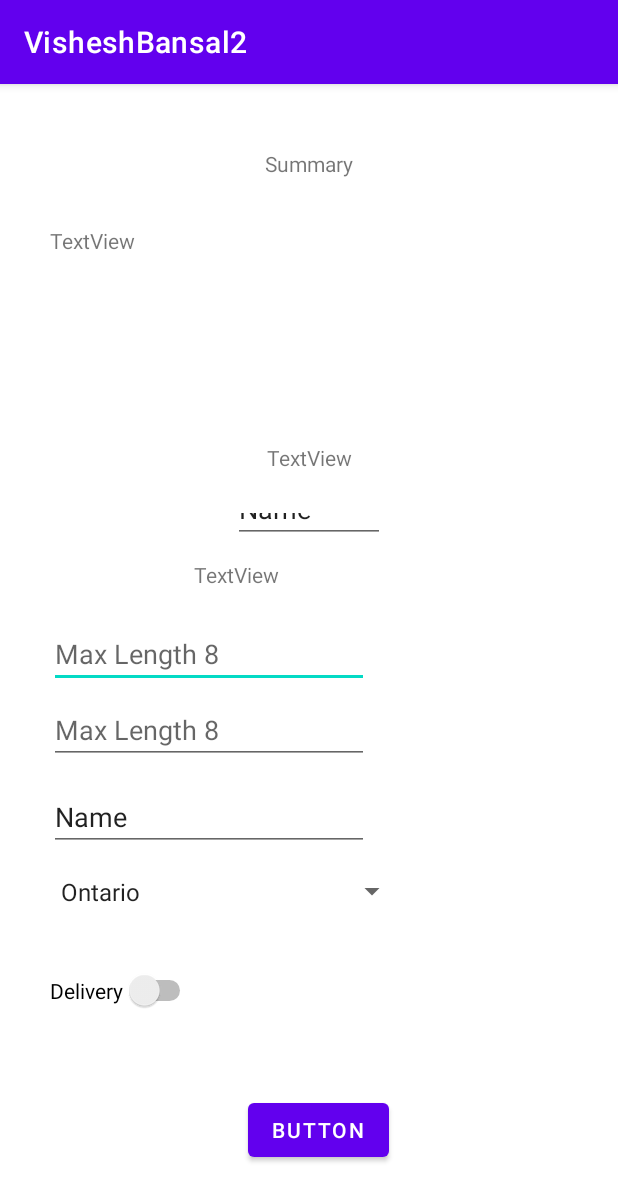
After one commit to VisheshBansal5119/VisheshBansalAssign2, an Android app: the BansalActivityPayment screen opened directly, with no data from a screen before it, on a phone screen of 412 x 824 dp. The commit adds this screen. Shown: the top 1201 px of the screen. Run offline under Robolectric (Android 15) with nearby library versions, the phone set to English and light mode, and no system bars.

Commit message:
Added Payment Page

```diff
--- a/VisheshBansal22/src/main/AndroidManifest.xml
+++ b/VisheshBansal22/src/main/AndroidManifest.xml
@@ -9,7 +9,8 @@
         android:roundIcon="@mipmap/ic_launcher_round"
         android:supportsRtl="true"
         android:theme="@style/Theme.VisheshBansal2">
-        <activity android:name=".BansalActivityOrder"></activity>
+        <activity android:name=".BansalActivityPayment"></activity>
+        <activity android:name=".BansalActivityOrder" />
         <activity android:name=".VisheshActivity">
             <intent-filter>
                 <action android:name="android.intent.action.MAIN" />
--- a/VisheshBansal22/src/main/java/vishesh/bansal/n01395119/BansalActivityOrder.java
+++ b/VisheshBansal22/src/main/java/vishesh/bansal/n01395119/BansalActivityOrder.java
@@ -4,6 +4,8 @@ import androidx.appcompat.app.AppCompatActivity;
 
 import android.content.Intent;
 import android.os.Bundle;
+import android.view.View;
+import android.widget.Button;
 import android.widget.TextView;
 
 public class BansalActivityOrder extends AppCompatActivity {
@@ -18,4 +20,9 @@ public class BansalActivityOrder extends AppCompatActivity {
         TextView storeTitle = findViewById(R.id.VisheshStoreName);
         storeTitle.setText(storeName);
     }
+    public void onCheckout(View view){
+        Intent intent = null;
+        intent = new Intent(this,BansalActivityPayment.class);
+        startActivity(intent);
+    }
 }
--- /dev/null
+++ b/VisheshBansal22/src/main/java/vishesh/bansal/n01395119/BansalActivityPayment.java
@@ -0,0 +1,17 @@
+package vishesh.bansal.n01395119;
+
+import androidx.appcompat.app.AppCompatActivity;
+
+import android.content.Intent;
+import android.os.Bundle;
+
+public class BansalActivityPayment extends AppCompatActivity {
+
+    @Override
+    protected void onCreate(Bundle savedInstanceState) {
+        super.onCreate(savedInstanceState);
+        setContentView(R.layout.activity_bansal_payment);
+        Intent intent = getIntent();
+
+    }
+}
--- a/VisheshBansal22/src/main/res/layout/activity_bansal.xml
+++ b/VisheshBansal22/src/main/res/layout/activity_bansal.xml
@@ -165,6 +165,7 @@
         android:id="@+id/VisheshCheckout"
         android:layout_width="wrap_content"
         android:layout_height="wrap_content"
+        android:onClick="onCheckout"
         android:text="Checkout"
         app:layout_constraintBottom_toBottomOf="parent"
         app:layout_constraintEnd_toEndOf="parent"
--- /dev/null
+++ b/VisheshBansal22/src/main/res/layout/activity_bansal_payment.xml
@@ -0,0 +1,146 @@
+<?xml version="1.0" encoding="utf-8"?>
+<androidx.constraintlayout.widget.ConstraintLayout xmlns:android="http://schemas.android.com/apk/res/android"
+    xmlns:app="http://schemas.android.com/apk/res-auto"
+    xmlns:tools="http://schemas.android.com/tools"
+    android:layout_width="match_parent"
+    android:layout_height="match_parent"
+    tools:context=".BansalActivityPayment">
+
+    <TextView
+        android:id="@+id/textView"
+        android:layout_width="wrap_content"
+        android:layout_height="wrap_content"
+        android:text="Summary"
+        app:layout_constraintBottom_toBottomOf="parent"
+        app:layout_constraintEnd_toEndOf="parent"
+        app:layout_constraintStart_toStartOf="parent"
+        app:layout_constraintTop_toTopOf="parent"
+        app:layout_constraintVertical_bias="0.058" />
+
+    <TextView
+        android:id="@+id/textView3"
+        android:layout_width="wrap_content"
+        android:layout_height="wrap_content"
+        android:text="TextView"
+        app:layout_constraintBottom_toBottomOf="parent"
+        app:layout_constraintEnd_toEndOf="parent"
+        app:layout_constraintStart_toStartOf="parent"
+        app:layout_constraintTop_toTopOf="parent"
+        app:layout_constraintVertical_bias="0.32" />
+
+    <TextView
+        android:id="@+id/textView5"
+        android:layout_width="152dp"
+        android:layout_height="31dp"
+        android:text="TextView"
+        app:layout_constraintBottom_toBottomOf="parent"
+        app:layout_constraintEnd_toEndOf="parent"
+        app:layout_constraintHorizontal_bias="0.498"
+        app:layout_constraintStart_toStartOf="parent"
+        app:layout_constraintTop_toTopOf="parent"
+        app:layout_constraintVertical_bias="0.431" />
+
+    <Button
+        android:id="@+id/button"
+        android:layout_width="wrap_content"
+        android:layout_height="wrap_content"
+        android:text="Button"
+        app:layout_constraintBottom_toBottomOf="parent"
+        app:layout_constraintEnd_toEndOf="parent"
+        app:layout_constraintHorizontal_bias="0.52"
+        app:layout_constraintStart_toStartOf="parent"
+        app:layout_constraintTop_toTopOf="parent"
+        app:layout_constraintVertical_bias="0.935" />
+
+    <Spinner
+        android:id="@+id/VisheshProvinces"
+        android:layout_width="239dp"
+        android:layout_height="26dp"
+        android:layout_marginTop="72dp"
+        android:entries="@array/provinces"
+        android:spinnerMode="dropdown"
+        app:layout_constraintEnd_toEndOf="parent"
+        app:layout_constraintHorizontal_bias="0.191"
+        app:layout_constraintStart_toStartOf="parent"
+        app:layout_constraintTop_toBottomOf="@+id/editTextPhone" />
+
+    <Switch
+        android:id="@+id/VisheshDelivery"
+        android:layout_width="wrap_content"
+        android:layout_height="wrap_content"
+        android:layout_marginBottom="8dp"
+        android:text="Delivery"
+        app:layout_constraintBottom_toTopOf="@+id/button"
+        app:layout_constraintEnd_toEndOf="parent"
+        app:layout_constraintHorizontal_bias="0.106"
+        app:layout_constraintStart_toStartOf="parent"
+        app:layout_constraintTop_toBottomOf="@+id/editTextPhone"
+        app:layout_constraintVertical_bias="0.742" />
+
+    <TextView
+        android:id="@+id/textView6"
+        android:layout_width="319dp"
+        android:layout_height="108dp"
+        android:layout_marginTop="32dp"
+        android:text="TextView"
+        app:layout_constraintBottom_toTopOf="@+id/textView3"
+        app:layout_constraintEnd_toEndOf="parent"
+        app:layout_constraintHorizontal_bias="0.358"
+        app:layout_constraintStart_toStartOf="parent"
+        app:layout_constraintTop_toBottomOf="@+id/textView"
+        app:layout_constraintVertical_bias="0.0" />
+
+    <EditText
+        android:id="@+id/editTextTextPersonName3"
+        android:layout_width="wrap_content"
+        android:layout_height="wrap_content"
+        android:ems="10"
+        android:inputType="textPersonName"
+        android:hint="Max Length 8"
+        app:layout_constraintBottom_toTopOf="@+id/editTextPhone"
+        app:layout_constraintEnd_toEndOf="parent"
+        app:layout_constraintHorizontal_bias="0.166"
+        app:layout_constraintStart_toStartOf="parent"
+        app:layout_constraintTop_toBottomOf="@+id/textView5"
+        app:layout_constraintVertical_bias="0.634" />
+
+    <EditText
+        android:id="@+id/editTextPhone"
+        android:layout_width="wrap_content"
+        android:layout_height="wrap_content"
+        android:layout_marginTop="408dp"
+        android:ems="10"
+        android:inputType="phone"
+        android:hint="Max Length 8"
+        app:layout_constraintEnd_toEndOf="parent"
+        app:layout_constraintHorizontal_bias="0.166"
+        app:layout_constraintStart_toStartOf="parent"
+        app:layout_constraintTop_toTopOf="parent" />
+
+    <EditText
+        android:id="@+id/editTextTextPersonName4"
+        android:layout_width="wrap_content"
+        android:layout_height="wrap_content"
+        android:layout_marginTop="12dp"
+        android:ems="10"
+        android:inputType="textPersonName"
+        android:text="Name"
+        app:layout_constraintBottom_toTopOf="@+id/VisheshProvinces"
+        app:layout_constraintEnd_toEndOf="parent"
+        app:layout_constraintHorizontal_bias="0.166"
+        app:layout_constraintStart_toStartOf="parent"
+        app:layout_constraintTop_toBottomOf="@+id/editTextPhone"
+        app:layout_constraintVertical_bias="0.047" />
+
+    <EditText
+        android:id="@+id/editTextTextPersonName5"
+        android:layout_width="101dp"
+        android:layout_height="30dp"
+        android:layout_marginTop="17dp"
+        android:ems="10"
+        android:inputType="textPersonName"
+        android:text="Name"
+        app:layout_constraintEnd_toEndOf="parent"
+        app:layout_constraintStart_toStartOf="parent"
+        app:layout_constraintTop_toBottomOf="@+id/textView3" />
+</androidx.constraintlayout.widget.ConstraintLayout>
--- a/VisheshBansal22/src/main/res/values/strings.xml
+++ b/VisheshBansal22/src/main/res/values/strings.xml
@@ -1,3 +1,12 @@
 <resources>
     <string name="app_name">VisheshBansal2</string>
+
+    <string-array name="provinces">
+        <item>Ontario</item>
+        <item>British Columbia</item>
+        <item>Alberta</item>
+        <item>Quebec</item>
+        <item>Manitoba</item>
+
+    </string-array>
 </resources>
```
